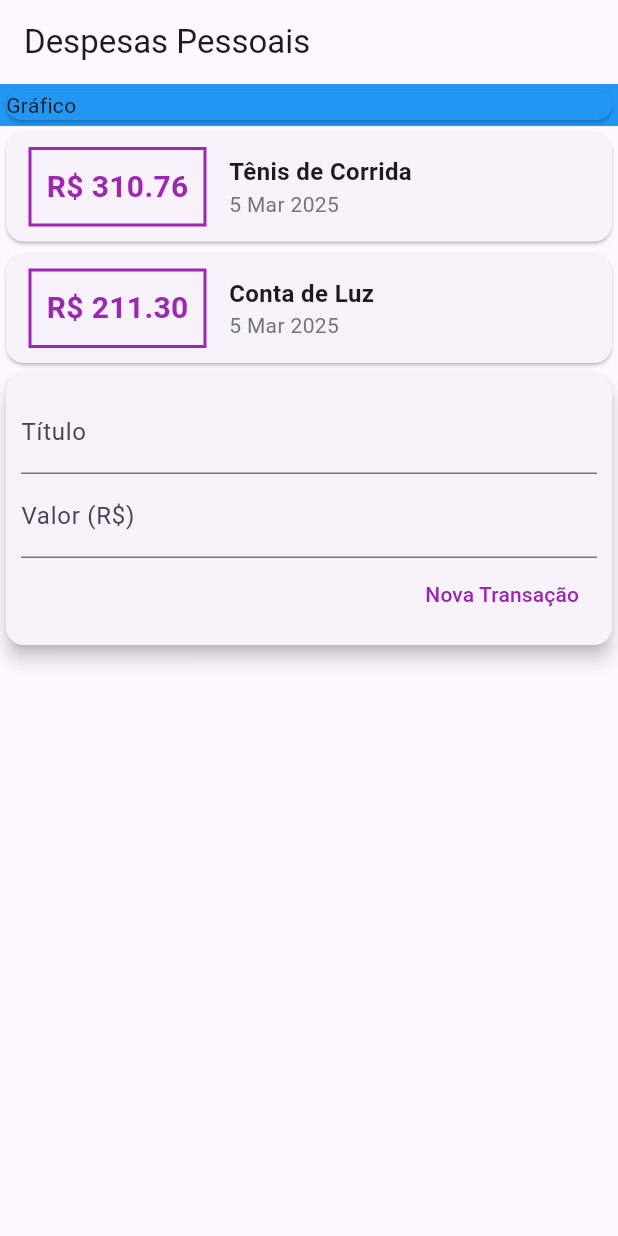
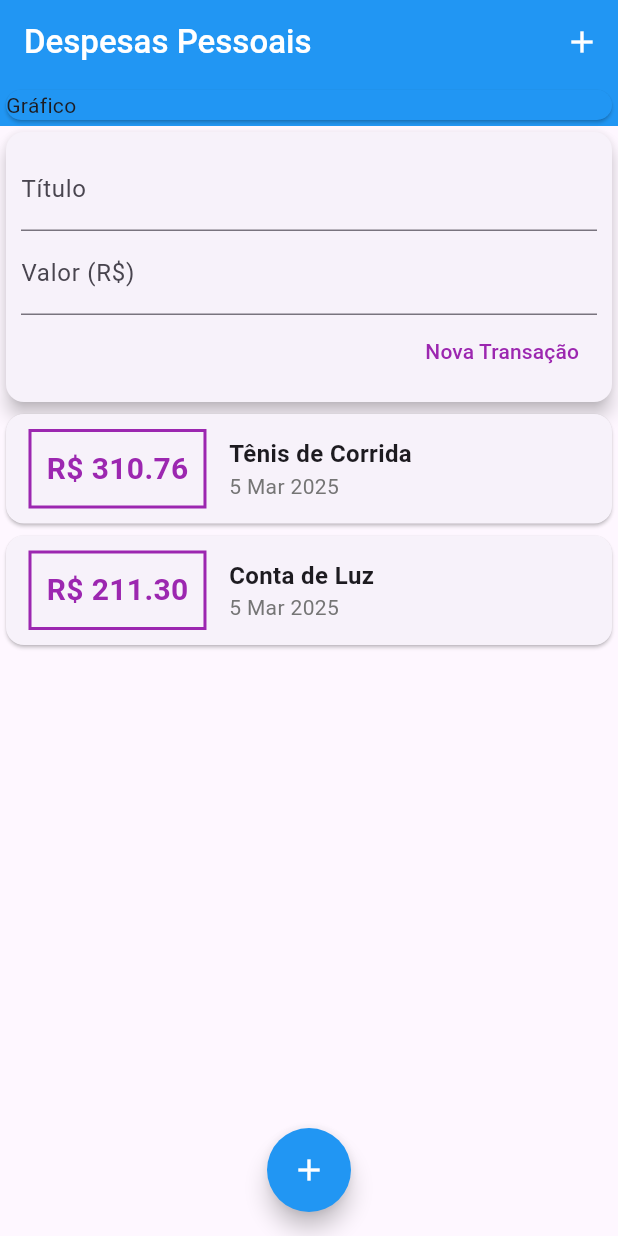
Before and after one commit to enzo-cezarg/expenses-app, a Flutter app: the screen it shows after launch, after a tap on "Nova Transação", on a phone screen of 412 x 824 dp. Run offline on Flutter 3.47's test engine with Material 3 defaults, Android fonts, the phone set to English and light mode, and no system bars.

Commit message:
add-transaction-method-done

```diff
--- /dev/null
+++ b/lib/components/transaction_form.dart
@@ -0,0 +1,62 @@
+import 'package:flutter/material.dart';
+
+class TransactionForm extends StatelessWidget {
+  final titleController = TextEditingController();
+  final valueController = TextEditingController();
+
+  final void Function(String, double) onSubmit;
+
+  TransactionForm(this.onSubmit, {super.key});
+
+  _submitForm() {
+    final title = titleController.text;
+    final value = double.tryParse(valueController.text) ?? 0.0;
+
+    if (title.isEmpty || value <= 0) {
+      return;
+    } else {
+      onSubmit(title, value);
+    }
+  }
+
+  @override
+  Widget build(BuildContext context) {
+    return Card(
+      elevation: 5,
+      child: Padding(
+        padding: const EdgeInsets.all(10),
+        child: Column(
+          children: [
+            TextField(
+              controller: titleController,
+              onSubmitted: (value) => _submitForm(),
+              decoration: InputDecoration(
+                labelText: 'Título',
+              ),
+            ),
+            TextField(
+              controller: valueController,
+              keyboardType: TextInputType.numberWithOptions(decimal: true),
+              onSubmitted: (value) => _submitForm(),
+              decoration: InputDecoration(
+                labelText: 'Valor (R\$)',
+              ),
+            ),
+            Row(
+              mainAxisAlignment: MainAxisAlignment.end,
+              children: [
+                TextButton(
+                  onPressed: _submitForm,
+                  style: TextButton.styleFrom(
+                    foregroundColor: Colors.purple[500],
+                  ),
+                  child: Text('Nova Transação'),
+                ),
+              ],
+            )
+          ],
+        ),
+      ),
+    );
+  }
+}
--- /dev/null
+++ b/lib/components/transaction_list.dart
@@ -0,0 +1,62 @@
+import 'package:expenses_app/models/transaction.dart';
+import 'package:flutter/material.dart';
+import 'package:intl/intl.dart';
+
+class TransactionList extends StatelessWidget {
+  const TransactionList(this.transactions, {super.key});
+
+  final List<Transaction> transactions;
+
+  @override
+  Widget build(BuildContext context) {
+    return Container(
+      height: 300,
+      child: ListView.builder(
+        itemCount: transactions.length,
+        itemBuilder: (ctx, index) {
+          final tr = transactions[index];
+
+          return Card(
+            child: Row(
+              children: [
+                Container(
+                  margin: EdgeInsets.symmetric(horizontal: 15, vertical: 10),
+                  decoration: BoxDecoration(
+                      border: Border.all(
+                    color: Colors.purple,
+                    width: 2,
+                  )),
+                  padding: EdgeInsets.all(10),
+                  child: Text(
+                    'R\$ ${tr.value.toStringAsFixed(2)}',
+                    style: TextStyle(
+                      fontWeight: FontWeight.bold,
+                      fontSize: 20,
+                      color: Colors.purple,
+                    ),
+                  ),
+                ),
+                Column(
+                  crossAxisAlignment: CrossAxisAlignment.start,
+                  children: [
+                    Text(
+                      tr.title,
+                      style: TextStyle(
+                        fontSize: 16,
+                        fontWeight: FontWeight.bold,
+                      ),
+                    ),
+                    Text(
+                      DateFormat('d MMM y').format(tr.date),
+                      style: TextStyle(color: Colors.grey[600]),
+                    ),
+                  ],
+                )
+              ],
+            ),
+          );
+        },
+      ),
+    );
+  }
+}
--- /dev/null
+++ b/lib/components/transaction_user.dart
@@ -0,0 +1,53 @@
+import 'dart:math';
+
+import 'package:flutter/material.dart';
+import './transaction_form.dart';
+import './transaction_list.dart';
+import '../models/transaction.dart';
+
+class TransactionUser extends StatefulWidget {
+  const TransactionUser({super.key});
+
+  @override
+  State<TransactionUser> createState() => _TransactionUserState();
+}
+
+class _TransactionUserState extends State<TransactionUser> {
+  final _transactions = [
+    Transaction(
+      id: 'T1',
+      title: 'Tênis de Corrida',
+      value: 310.76,
+      date: DateTime.now(),
+    ),
+    Transaction(
+      id: 'T2',
+      title: 'Conta de Luz',
+      value: 211.30,
+      date: DateTime.now(),
+    ),
+  ];
+
+  _addTransaction(String title, double value) {
+    final newTransaction = Transaction(
+      id: Random().nextDouble().toString(),
+      title: title,
+      value: value,
+      date: DateTime.now(),
+    );
+
+    setState(() {
+      _transactions.add(newTransaction);
+    });
+  }
+
+  @override
+  Widget build(BuildContext context) {
+    return Column(
+      children: [
+        TransactionForm(_addTransaction),
+        TransactionList(_transactions),
+      ],
+    );
+  }
+}
--- a/lib/main.dart
+++ b/lib/main.dart
@@ -1,6 +1,5 @@
-import 'package:expenses_app/models/transaction.dart';
 import 'package:flutter/material.dart';
-import 'package:intl/intl.dart';
+import 'package:expenses_app/components/transaction_user.dart';
 
 main() => runApp(ExpensesApp());
 
@@ -18,29 +17,25 @@ class ExpensesApp extends StatelessWidget {
 class MyHomePage extends StatelessWidget {
   MyHomePage({super.key});
 
-  final _transactions = [
-    Transaction(
-      id: 'T1',
-      title: 'Tênis de Corrida',
-      value: 310.76,
-      date: DateTime.now(),
-    ),
-    Transaction(
-      id: 'T2',
-      title: 'Conta de Luz',
-      value: 211.30,
-      date: DateTime.now(),
-    ),
-  ];
-
   @override
   Widget build(BuildContext context) {
     return Scaffold(
-        appBar: AppBar(
-          title: Text('Despesas Pessoais'),
+      appBar: AppBar(
+        title: Text(
+          'Despesas Pessoais',
+          style: TextStyle(fontWeight: FontWeight.w500),
         ),
-        body: Column(
-          //mainAxisAlignment: MainAxisAlignment.spaceAround,
+        backgroundColor: Colors.blue,
+        foregroundColor: Colors.white,
+        actions: [
+          IconButton(
+            onPressed: () {},
+            icon: Icon(Icons.add),
+          )
+        ],
+      ),
+      body: SingleChildScrollView(
+        child: Column(
           crossAxisAlignment: CrossAxisAlignment.stretch,
           children: <Widget>[
             Container(
@@ -50,84 +45,18 @@ class MyHomePage extends StatelessWidget {
                 child: Text('Gráfico'),
               ),
             ),
-            Column(
-              children: [
-                ..._transactions.map((tr) {
-                  return Card(
-                    child: Row(
-                      children: [
-                        Container(
-                          margin: EdgeInsets.symmetric(horizontal: 15, vertical: 10),
-                          decoration: BoxDecoration(
-                              border: Border.all(
-                            color: Colors.purple,
-                            width: 2,
-                          )),
-                          padding: EdgeInsets.all(10),
-                          child: Text(
-                            'R\$ ${tr.value.toStringAsFixed(2)}',
-                            style: TextStyle(
-                              fontWeight: FontWeight.bold,
-                              fontSize: 20,
-                              color: Colors.purple,
-                            ),
-                          ),
-                        ),
-                        Column(
-                          crossAxisAlignment: CrossAxisAlignment.start,
-                          children: [
-                            Text(
-                              tr.title,
-                              style: TextStyle(
-                                fontSize: 16,
-                                fontWeight: FontWeight.bold,
-                              ),
-                            ),
-                            Text(
-                              DateFormat('d MMM y').format(tr.date),
-                              style: TextStyle(color: Colors.grey[600]),
-                            ),
-                          ],
-                        )
-                      ],
-                    ),
-                  );
-                })
-              ],
-            ),
-            Card(
-              elevation: 5,
-              child: Padding(
-                padding: const EdgeInsets.all(10),
-                child: Column(
-                  children: [
-                    TextField(
-                      decoration: InputDecoration(
-                        labelText: 'Título',
-                      ),
-                    ),
-                    TextField(
-                      decoration: InputDecoration(
-                        labelText: 'Valor (R\$)',
-                      ),
-                    ),
-                    Row(
-                      mainAxisAlignment: MainAxisAlignment.end,
-                      children: [
-                        TextButton(
-                          onPressed: () {},
-                          style: TextButton.styleFrom(
-                            foregroundColor: Colors.purple[500],
-                          ),
-                          child: Text('Nova Transação'),
-                        ),
-                      ],
-                    )
-                  ],
-                ),
-              ),
-            )
+            TransactionUser(),
           ],
-        ));
+        ),
+      ),
+      floatingActionButton: FloatingActionButton(
+        backgroundColor: Colors.blue,
+        foregroundColor: Colors.white,
+        shape: CircleBorder(),
+        onPressed: () {},
+        child: Icon(Icons.add),
+      ),
+      floatingActionButtonLocation: FloatingActionButtonLocation.centerFloat,
+    );
   }
 }
```
